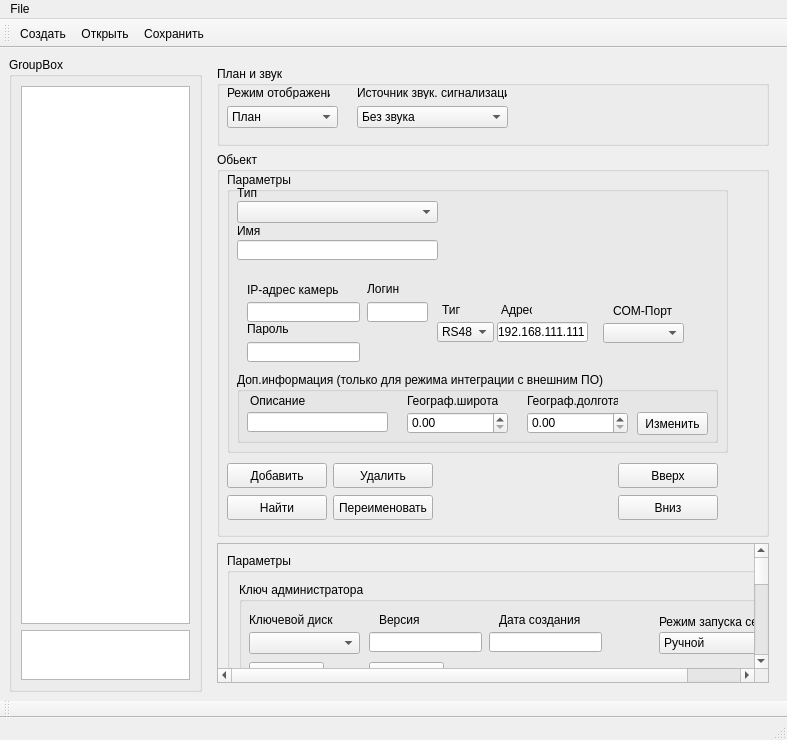
Above: m_cfg/MainWindowCFG.ui from xXRadioHeadXx/start7 before the change. Below: the same form after it.
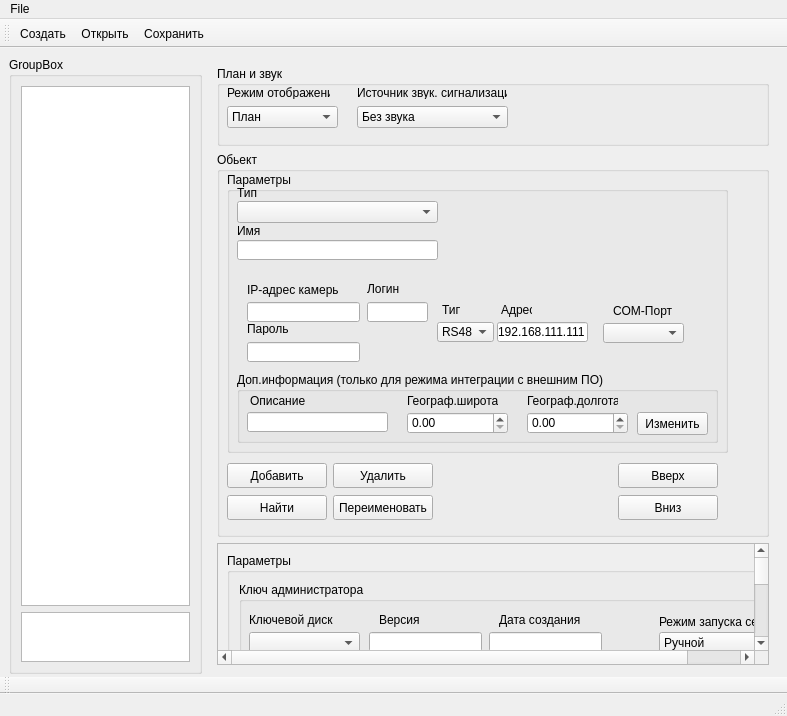
That is the form after the change. The open tabs and pages were chosen to show the change. Icons and pictures are not drawn.

What changed in the file:
```diff
--- a/m_cfg/MainWindowCFG.ui
+++ b/m_cfg/MainWindowCFG.ui
@@ -7,7 +7,7 @@
     <x>0</x>
     <y>0</y>
     <width>787</width>
-    <height>740</height>
+    <height>716</height>
    </rect>
   </property>
   <property name="sizePolicy">
@@ -18,8 +18,8 @@
   </property>
   <property name="minimumSize">
    <size>
-    <width>256</width>
-    <height>561</height>
+    <width>530</width>
+    <height>716</height>
    </size>
   </property>
   <property name="windowTitle">
@@ -47,7 +47,7 @@
    <property name="minimumSize">
     <size>
      <width>550</width>
-     <height>561</height>
+     <height>635</height>
     </size>
    </property>
    <layout class="QGridLayout" name="gridLayout_3">
@@ -1836,7 +1836,7 @@
           <property name="geometry">
            <rect>
             <x>0</x>
-            <y>0</y>
+            <y>-572</y>
             <width>598</width>
             <height>1018</height>
            </rect>
```
Left out of the diff: 2 changed lines with no effect on the pictures.
